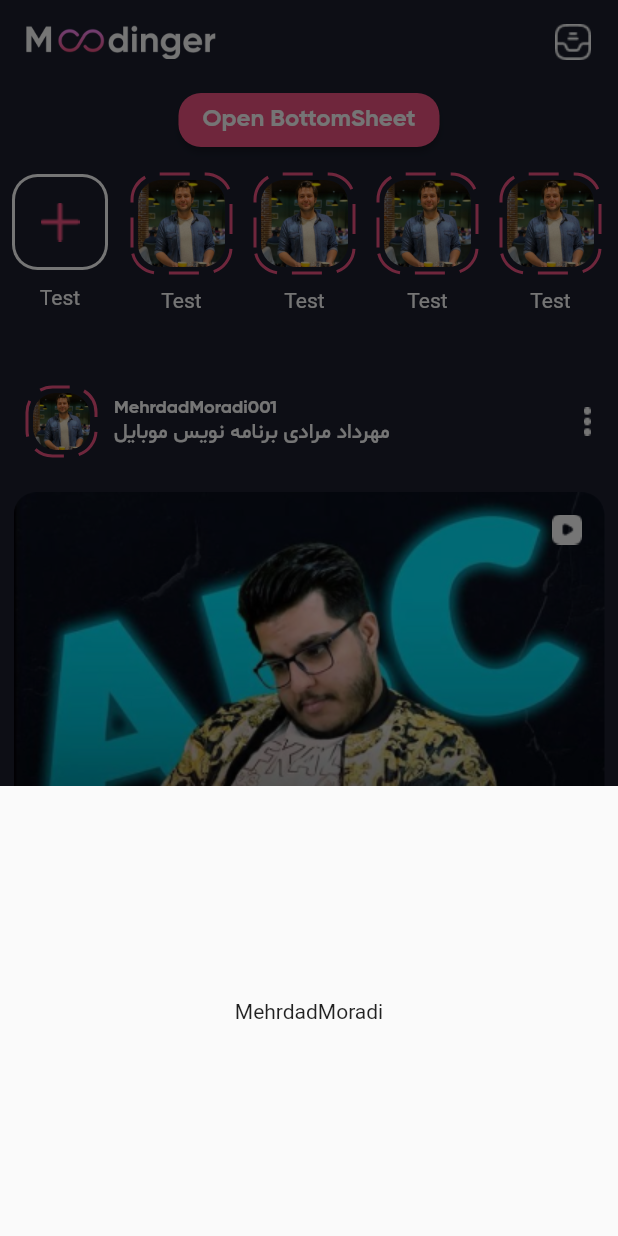
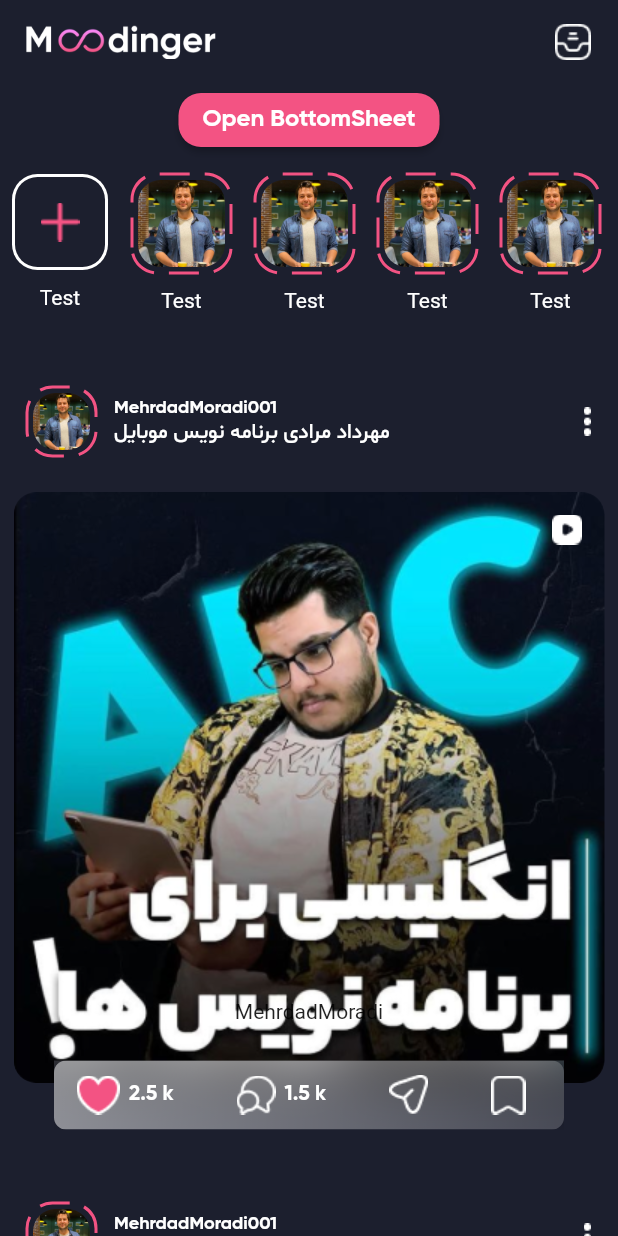
Before and after one commit to mehrdadmoradi001/instagram, a Flutter app: the screen it shows after launch, after a tap on "Open BottomSheet", on a phone screen of 412 x 824 dp. Run offline on Flutter 3.47's test engine with Material 2 defaults, Android fonts, the phone set to English and light mode, and no system bars; drawn by our look-alikes of dotted_border.

Commit message:
1- Adding share_bottomsheet.dart for widget BottomSheet 2- Using property barrierColor & backgroundColor to showModalBottomSheet

```diff
--- a/lib/screens/home_screen.dart
+++ b/lib/screens/home_screen.dart
@@ -35,6 +35,8 @@ class HomeScreen extends StatelessWidget {
               ElevatedButton(
                 onPressed: () {
                   showModalBottomSheet(
+                    barrierColor: Colors.transparent,
+                    backgroundColor: Colors.transparent,
                     context: context,
                     builder: (BuildContext) => Container(  //
                       height: 300,
--- /dev/null
+++ b/lib/screens/share_bottomsheet.dart
@@ -0,0 +1 @@
+import 'package:flutter/material.dart';
```
